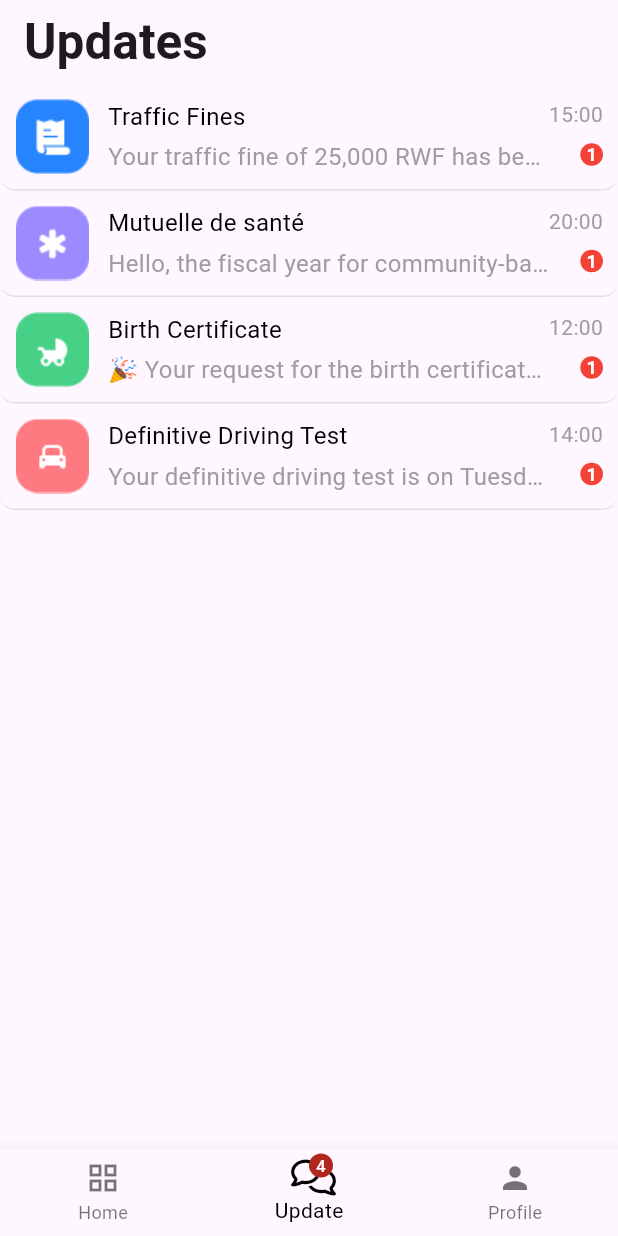
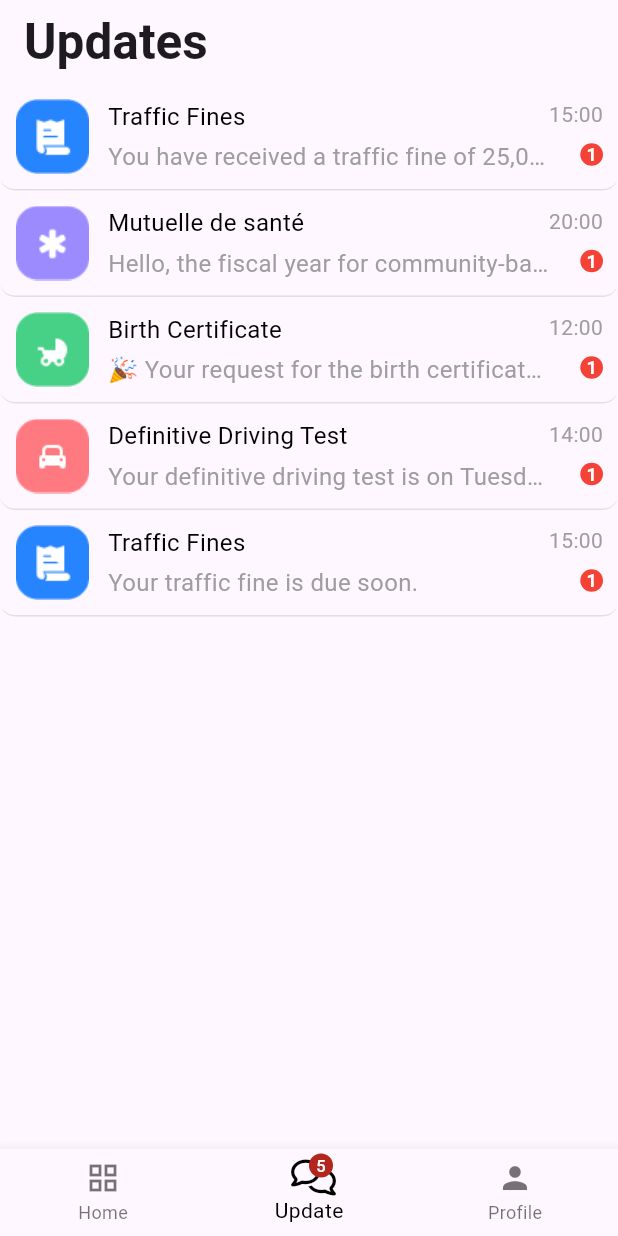
Before and after one commit to faid-terence/dynamic_form_builder_flutter, a Flutter app: the WelcomeScreen screen opened directly, item 2 of the bottom bar chosen, on a phone screen of 412 x 824 dp. Run offline on Flutter 3.47's test engine with Material 3 defaults, Android fonts, the light colour scheme and no system bars; our stand-ins replace font_awesome_flutter.

Commit message:
feat: integrate dynamic notification count in navigation bar
- Add UpdatesProvider integration for real-time notification count
- Replace static notification counter with dynamic updates
- Pass notification count to UpdatesPage component
- Implement badge counter in bottom navigation bar

This enhances the UI by showing actual update counts instead of static values.

```diff
--- a/lib/models/updates.dart
+++ b/lib/models/updates.dart
@@ -6,7 +6,9 @@ class Updates {
   final String description;
   final Color color;
   final String time;
-  final int notificationCount; // New property
+  final int notificationCount;
+  final bool hasToPay;
+  final String paymentLink;
 
   Updates({
     required this.title,
@@ -14,6 +16,8 @@ class Updates {
     required this.description,
     required this.color,
     required this.time,
-    this.notificationCount = 0, // Default value for notification count
+    this.notificationCount = 0,
+    this.hasToPay = false,
+    this.paymentLink = "",
   });
 }
--- a/lib/provider/updates_provider.dart
+++ b/lib/provider/updates_provider.dart
@@ -6,11 +6,12 @@ class UpdatesProvider extends ChangeNotifier {
     Updates(
       title: "Traffic Fines",
       description:
-          "Your traffic fine of 25,000 RWF has been successfully paid.",
+          "You have received a traffic fine of 25,000 RWF\n\nOffense: Over speeding\nSpeed: 68 KMH\nWhere: Nyarutarama, Green Hills\nPay Before: 25/02/2024 08:00PM",
       imagePath: "assets/images/Icon.png",
       color: const Color.fromARGB(255, 255, 174, 0),
       time: "15:00",
       notificationCount: 1,
+      hasToPay: true,
     ),
     Updates(
       title: "Mutuelle de santé",
@@ -20,6 +21,7 @@ class UpdatesProvider extends ChangeNotifier {
       color: const Color.fromARGB(255, 85, 38, 93),
       time: "20:00",
       notificationCount: 1,
+      hasToPay: true,
     ),
     Updates(
       title: "Birth Certificate",
@@ -39,6 +41,15 @@ class UpdatesProvider extends ChangeNotifier {
       time: "14:00",
       notificationCount: 1,
     ),
+    Updates(
+      title: "Traffic Fines",
+      description:
+          "Your traffic fine is due soon.\nPay by 25/02/2024 08:00PM to avoid late fees.",
+      imagePath: "assets/images/Icon.png",
+      color: const Color.fromARGB(255, 255, 174, 0),
+      time: "15:00",
+      notificationCount: 1,
+    ),
   ];
 
   List<Updates> getUpdates() {
--- a/lib/screens/updates_page.dart
+++ b/lib/screens/updates_page.dart
@@ -5,7 +5,9 @@ import 'package:flutter/material.dart';
 import 'package:provider/provider.dart';
 
 class UpdatesPage extends StatelessWidget {
-  const UpdatesPage({super.key});
+  final int notificationCount;
+
+  const UpdatesPage({super.key, required this.notificationCount});
 
   @override
   Widget build(BuildContext context) {
@@ -38,11 +40,10 @@ class UpdatesPage extends StatelessWidget {
                       title: updates[index].title,
                       message: updates[index].description,
                       time: updates[index].time,
-                      emoji: '🎉',
-                      onInfoPressed: () {
-                        // Handle info button press
-                        // You can add specific logic here if needed
-                      },
+                      hasToPay: updates[index].hasToPay,
+                      paymentLink: updates[index].paymentLink,
+                      onInfoPressed: () {},
+                      onPayPressed: () {},
                     ),
                   ),
                 );
--- a/lib/screens/welcome_screen.dart
+++ b/lib/screens/welcome_screen.dart
@@ -1,8 +1,10 @@
+import 'package:dynamic_form_generator/provider/updates_provider.dart';
 import 'package:dynamic_form_generator/screens/main_screen.dart';
 import 'package:dynamic_form_generator/screens/profile_page.dart';
 import 'package:dynamic_form_generator/screens/updates_page.dart';
 import 'package:flutter/material.dart';
 import 'package:font_awesome_flutter/font_awesome_flutter.dart';
+import 'package:provider/provider.dart';
 
 class WelcomeScreen extends StatefulWidget {
   const WelcomeScreen({super.key});
@@ -22,26 +24,34 @@ class _WelcomeScreenState extends State<WelcomeScreen> {
 
   @override
   Widget build(BuildContext context) {
+    final updatesProvider = Provider.of<UpdatesProvider>(context);
+    final notificationCount = updatesProvider.getUpdates().length;
+
     return Scaffold(
       bottomNavigationBar: BottomNavigationBar(
         currentIndex: _selectedIndex,
         onTap: _onItemTapped,
         selectedItemColor: Colors.black,
-        items: const [
-          BottomNavigationBarItem(
+        items: [
+          const BottomNavigationBarItem(
               icon: Icon(Icons.grid_view_outlined), label: "Home"),
           BottomNavigationBarItem(
               icon: Badge(
-                label: Text('4'),
-                child: Icon(FontAwesomeIcons.comments),
+                label: Text(notificationCount.toString()),
+                child: const Icon(FontAwesomeIcons.comments),
               ),
               label: "Update"),
-          BottomNavigationBarItem(icon: Icon(Icons.person), label: "Profile"),
+          const BottomNavigationBarItem(
+              icon: Icon(Icons.person), label: "Profile"),
         ],
       ),
       body: IndexedStack(
         index: _selectedIndex,
-        children: const [MainScreen(), UpdatesPage(), ProfilePage()],
+        children: [
+          const MainScreen(),
+          UpdatesPage(notificationCount: notificationCount),
+          const ProfilePage()
+        ],
       ),
     );
   }
```
Also changed, not shown: lib/components/notification_render.dart (+44 -8 lines).
